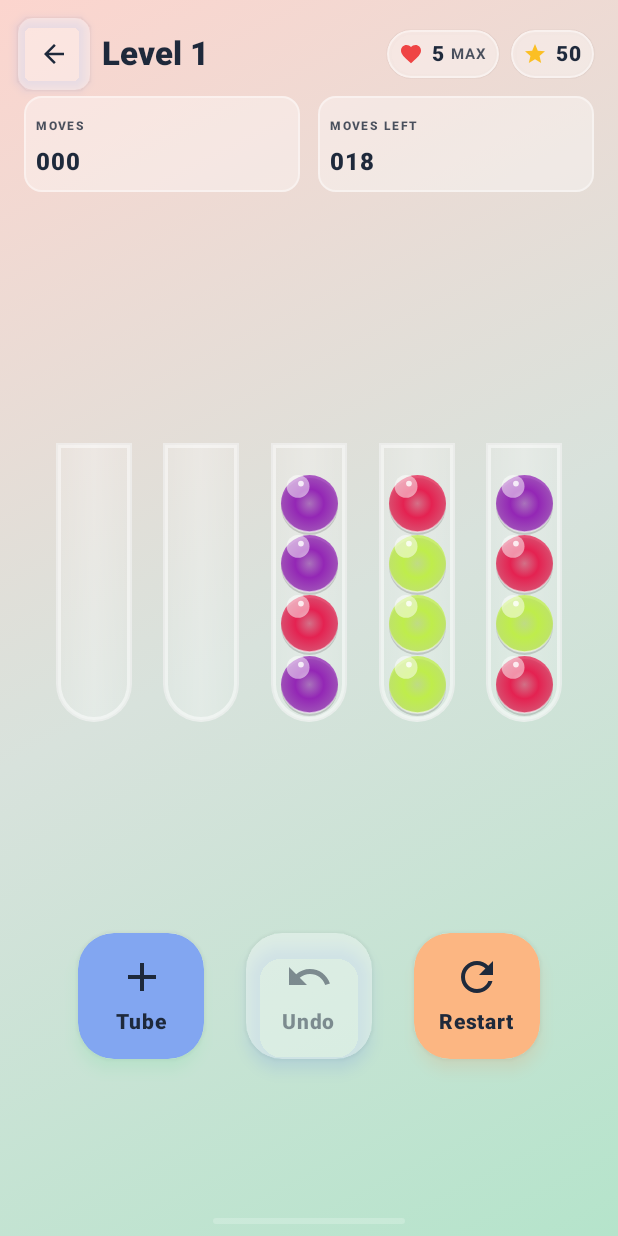
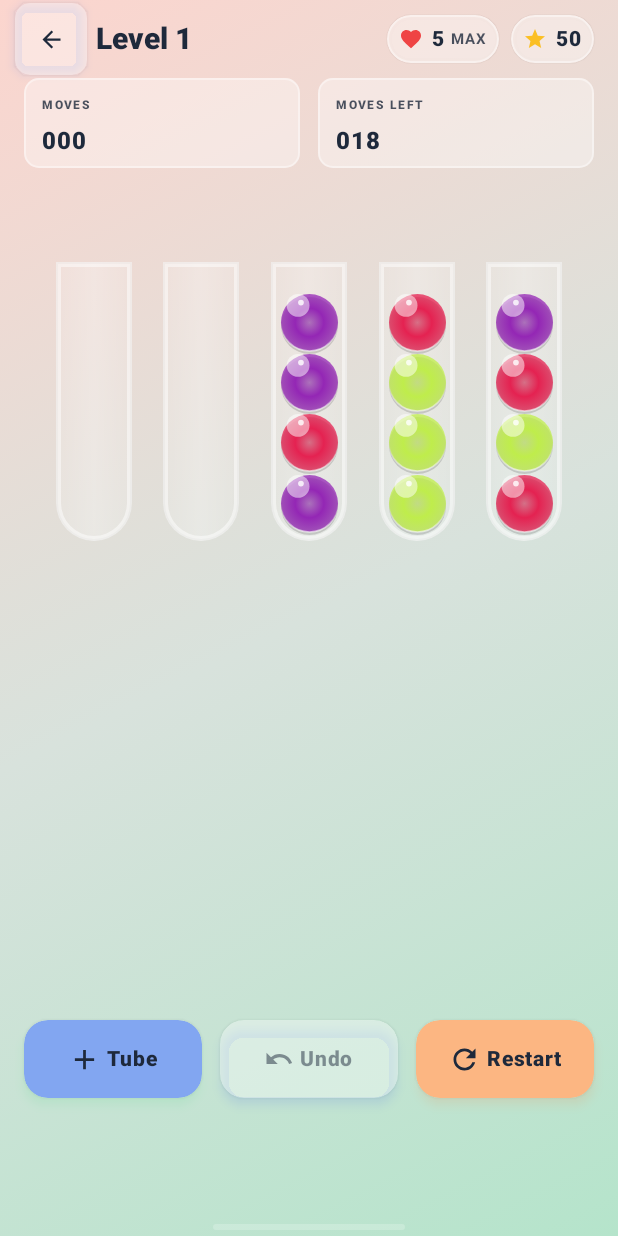
Before and after one commit to Swaraj26/Marble-Sort-Unlimited, an Android app built with Jetpack Compose: the screen it shows after launch (MainActivity), after a tap on an icon or button, on a phone screen of 412 x 824 dp. Run offline under Robolectric (Android 15) with nearby library versions, the light colour scheme and no system bars; our stand-ins replace AdMob, Room's generated code; libraries missing offline, so code that uses them is left out: com.android.billingclient; 3 statements that could not run were skipped; 2 other taps on this screen came first.

Commit message:
Flatter powerup buttons

```diff
--- a/app/build.gradle.kts
+++ b/app/build.gradle.kts
@@ -18,8 +18,8 @@ android {
     applicationId = "com.swarajy.marblesortultimate"
     minSdk = 24
     targetSdk = 36
-    versionCode = 4
-    versionName = "1.4"
+    versionCode = 5
+    versionName = "1.5"
 
     testInstrumentationRunner = "androidx.test.runner.AndroidJUnitRunner"
   }
--- a/app/src/main/java/com/example/MainActivity.kt
+++ b/app/src/main/java/com/example/MainActivity.kt
@@ -81,6 +81,19 @@ import kotlinx.coroutines.flow.StateFlow
 import kotlinx.coroutines.flow.asStateFlow
 import kotlinx.coroutines.flow.update
 
+import androidx.compose.foundation.rememberScrollState
+import androidx.compose.foundation.verticalScroll
+import androidx.compose.animation.AnimatedVisibility
+import androidx.compose.animation.fadeIn
+import androidx.compose.animation.fadeOut
+import androidx.compose.animation.core.rememberInfiniteTransition
+import androidx.compose.animation.core.animateFloat
+import androidx.compose.animation.core.infiniteRepeatable
+import androidx.compose.animation.core.tween
+import androidx.compose.animation.core.EaseInOut
+import androidx.compose.animation.core.RepeatMode
+import androidx.compose.material.icons.filled.KeyboardArrowDown
+
 import androidx.compose.ui.viewinterop.AndroidView
 import androidx.compose.runtime.CompositionLocalProvider
 import androidx.compose.runtime.compositionLocalOf
@@ -543,7 +556,7 @@ class BallSortViewModel(application: Application) : AndroidViewModel(application
         }
 
         val isHardLevel = level % 5 == 0
-        val isBlindLevel = isHardLevel && level >= 10
+        val isBlindLevel = isHardLevel && level >= 100
 
         val baseColors = 3 + (level / 8)
         val numColors = kotlin.math.max(3, baseColors).coerceAtMost(GameColors.size)
@@ -873,9 +886,9 @@ fun RowScope.StatBox(label: String, value: String, palette: ThemePalette) {
     Box(
         modifier = Modifier
             .weight(1f)
-            .background(palette.surfaceContainer, RoundedCornerShape(12.dp))
-            .border(1.dp, Color.White.copy(alpha = 0.4f), RoundedCornerShape(12.dp))
-            .padding(8.dp)
+            .background(palette.surfaceContainer, RoundedCornerShape(10.dp)) // Tighter corners
+            .border(1.dp, Color.White.copy(alpha = 0.4f), RoundedCornerShape(10.dp))
+            .padding(horizontal = 12.dp, vertical = 6.dp) // Reduced vertical padding
     ) {
         Column {
             Text(label, fontSize = 8.sp, color = palette.textPrimary.copy(alpha = 0.8f), fontWeight = FontWeight.ExtraBold, letterSpacing = 1.sp)
@@ -937,10 +950,32 @@ fun MarbleSortScreen(
 
     var showPowerUpDialog by remember { mutableStateOf(PowerUpType.NONE) }
     var showGiveUpDialog by remember { mutableStateOf(false) }
+    var showBlindModeIntro by remember(state.level) {
+        mutableStateOf(state.isBlindMode && state.level == 100)
+    }
     val adManager = LocalAdManager.current
 
     @Suppress("ContextCastToActivity")
     val activity = androidx.activity.compose.LocalActivity.current ?: LocalContext.current as Activity
+
+    if (showBlindModeIntro) {
+        AlertDialog(
+            onDismissRequest = { showBlindModeIntro = false },
+            containerColor = Color.White,
+            titleContentColor = Color(0xFF1E293B),
+            textContentColor = Color(0xFF1E293B),
+            title = { Text("⚠️ Blind Mode Activated!", fontWeight = FontWeight.ExtraBold) },
+            text = { Text("Welcome to the big leagues. From here on out, Boss levels will hide the bottom spheres in the tubes. They will only reveal themselves when they reach the top, or when you completely sort a tube. Good luck!", fontWeight = FontWeight.Medium) },
+            confirmButton = {
+                Button(
+                    onClick = { showBlindModeIntro = false },
+                    colors = ButtonDefaults.buttonColors(containerColor = palette.buttonAccent)
+                ) {
+                    Text("Got it!", color = Color(0xFF1E293B), fontWeight = FontWeight.Bold)
+                }
+            }
+        )
+    }
 
     if (showPowerUpDialog != PowerUpType.NONE) {
         val isUndo = showPowerUpDialog == PowerUpType.UNDO
@@ -1035,11 +1070,11 @@ fun MarbleSortScreen(
         Column(
             modifier = Modifier.fillMaxSize()
         ) {
-            // Header
+            // Header - REDUCED PADDING
             Row(
                 modifier = Modifier
                     .fillMaxWidth()
-                    .padding(top = 16.dp, start = 16.dp, end = 16.dp, bottom = 8.dp),
+                    .padding(top = 8.dp, start = 16.dp, end = 16.dp, bottom = 4.dp), // Tighter top/bottom
                 horizontalArrangement = Arrangement.SpaceBetween,
                 verticalAlignment = Alignment.CenterVertically
             ) {
@@ -1047,16 +1082,17 @@ fun MarbleSortScreen(
                     IconButton(
                         onClick = { viewModel.goHome() },
                         modifier = Modifier
-                            .size(40.dp)
+                            .size(36.dp) // Smaller back button
                             .shadow(4.dp, RoundedCornerShape(10.dp), spotColor = Color(0xFF6B8CE0))
                             .background(palette.surfaceContainer, RoundedCornerShape(10.dp))
                     ) {
-                        Icon(Icons.AutoMirrored.Filled.ArrowBack, contentDescription = "Home", tint = palette.textPrimary, modifier = Modifier.size(20.dp))
+                        Icon(Icons.AutoMirrored.Filled.ArrowBack, contentDescription = "Home", tint = palette.textPrimary, modifier = Modifier.size(18.dp))
                     }
                     Text(
                         text = "Level ${state.level}",
                         color = palette.textPrimary,
                         style = MaterialTheme.typography.titleLarge,
+                        fontSize = 20.sp, // Slightly smaller text
                         fontWeight = FontWeight.ExtraBold
                     )
                 }
@@ -1089,14 +1125,12 @@ fun MarbleSortScreen(
             Row(
                 modifier = Modifier
                     .fillMaxWidth()
-                    .padding(horizontal = 16.dp),
+                    .padding(horizontal = 16.dp, vertical = 4.dp), // Tighter vertical padding
                 horizontalArrangement = Arrangement.spacedBy(12.dp)
             ) {
                 StatBox(label = "MOVES", value = state.moveCount.toString().padStart(3, '0'), palette = palette)
                 StatBox(label = "MOVES LEFT", value = state.movesLeft.toString().padStart(3, '0'), palette = palette)
             }
-
-            Spacer(modifier = Modifier.height(8.dp))
 
             // Grid
             TubeGrid(
@@ -1109,68 +1143,69 @@ fun MarbleSortScreen(
                 onTubeSelect = { viewModel.selectTube(it) }
             )
 
-            Spacer(modifier = Modifier.height(16.dp))
-
-            // Footer - Power Ups
+            Spacer(modifier = Modifier.height(8.dp))
+
+            // Footer - RECTANGULAR Power Ups
             Row(
                 modifier = Modifier
                     .fillMaxWidth()
-                    .padding(horizontal = 24.dp, vertical = 16.dp)
-                    .padding(bottom = 90.dp), // Padding to keep above banner ad and nav bar
-                horizontalArrangement = Arrangement.SpaceEvenly,
+                    .padding(horizontal = 16.dp, vertical = 8.dp)
+                    .padding(bottom = 76.dp), // Keeps it safely above the ad banner
+                horizontalArrangement = Arrangement.spacedBy(12.dp),
                 verticalAlignment = Alignment.CenterVertically
             ) {
                 // Add Tube Power Up
-                IconButton(
-                    onClick = { showPowerUpDialog = PowerUpType.ADD_TUBE },
-                    modifier = Modifier
-                        .size(84.dp)
-                        .shadow(6.dp, RoundedCornerShape(24.dp), spotColor = Color(0xFF76DB9E))
-                        .background(if (!state.isWon && !state.isLost) palette.buttonAccent else palette.surfaceContainer, RoundedCornerShape(24.dp)),
-                    enabled = !state.isWon && !state.isLost
-                ) {
-                    Column(horizontalAlignment = Alignment.CenterHorizontally, verticalArrangement = Arrangement.Center) {
-                        Icon(Icons.Default.Add, contentDescription = "Add Tube", tint = if (!state.isWon && !state.isLost) Color(0xFF1E293B) else palette.textPrimary.copy(alpha = 0.5f), modifier = Modifier.size(32.dp))
-                        Spacer(modifier = Modifier.height(2.dp))
+                Row(
+                    modifier = Modifier
+                        .weight(1f)
+                        .height(52.dp) // Rectangular height instead of 84.dp square
+                        .shadow(4.dp, RoundedCornerShape(16.dp), spotColor = Color(0xFF76DB9E))
+                        .background(if (!state.isWon && !state.isLost) palette.buttonAccent else palette.surfaceContainer, RoundedCornerShape(16.dp))
+                        .clickable(enabled = !state.isWon && !state.isLost) { showPowerUpDialog = PowerUpType.ADD_TUBE },
+                    horizontalArrangement = Arrangement.Center,
+                    verticalAlignment = Alignment.CenterVertically
+                ) {
+                    Icon(Icons.Default.Add, contentDescription = "Add Tube", tint = if (!state.isWon && !state.isLost) Color(0xFF1E293B) else palette.textPrimary.copy(alpha = 0.5f), modifier = Modifier.size(22.dp))
+                    Spacer(modifier = Modifier.width(4.dp))
                     Text("Tube", color = if (!state.isWon && !state.isLost) Color(0xFF1E293B) else palette.textPrimary.copy(alpha = 0.5f), fontSize = 14.sp, fontWeight = FontWeight.ExtraBold)
-                    }
                 }
 
                 // Undo Power Up
                 val isUndoEnabled = state.undoStack.isNotEmpty() && !state.isWon && !state.isLost
-                IconButton(
-                    onClick = { showPowerUpDialog = PowerUpType.UNDO },
-                    modifier = Modifier
-                        .size(84.dp)
-                        .shadow(6.dp, RoundedCornerShape(24.dp), spotColor = Color(0xFF6B8CE0))
-                        .background(if (isUndoEnabled) palette.buttonAccent else palette.surfaceContainer, RoundedCornerShape(24.dp)),
-                    enabled = isUndoEnabled
-                ) {
-                    Column(horizontalAlignment = Alignment.CenterHorizontally, verticalArrangement = Arrangement.Center) {
-                        Icon(Icons.AutoMirrored.Filled.Undo, contentDescription = "Undo", tint = if (isUndoEnabled) Color(0xFF1E293B) else palette.textPrimary.copy(alpha = 0.5f), modifier = Modifier.size(32.dp))
-                        Spacer(modifier = Modifier.height(2.dp))
+                Row(
+                    modifier = Modifier
+                        .weight(1f)
+                        .height(52.dp)
+                        .shadow(4.dp, RoundedCornerShape(16.dp), spotColor = Color(0xFF6B8CE0))
+                        .background(if (isUndoEnabled) palette.buttonAccent else palette.surfaceContainer, RoundedCornerShape(16.dp))
+                        .clickable(enabled = isUndoEnabled) { showPowerUpDialog = PowerUpType.UNDO },
+                    horizontalArrangement = Arrangement.Center,
+                    verticalAlignment = Alignment.CenterVertically
+                ) {
+                    Icon(Icons.AutoMirrored.Filled.Undo, contentDescription = "Undo", tint = if (isUndoEnabled) Color(0xFF1E293B) else palette.textPrimary.copy(alpha = 0.5f), modifier = Modifier.size(20.dp))
+                    Spacer(modifier = Modifier.width(4.dp))
                     Text("Undo", color = if (isUndoEnabled) Color(0xFF1E293B) else palette.textPrimary.copy(alpha = 0.5f), fontSize = 14.sp, fontWeight = FontWeight.ExtraBold)
                 }
-                }
 
                 // Restart / Give Up
-                IconButton(
-                    onClick = { showGiveUpDialog = true },
-                    modifier = Modifier
-                        .size(84.dp)
-                        .shadow(6.dp, RoundedCornerShape(24.dp), spotColor = Color(0xFFE59C69))
-                        .background(Color(0xFFFCB682), RoundedCornerShape(24.dp))
-                ) {
-                    Column(horizontalAlignment = Alignment.CenterHorizontally, verticalArrangement = Arrangement.Center) {
-                        Icon(Icons.Default.Refresh, contentDescription = "Restart", tint = Color(0xFF1E293B), modifier = Modifier.size(32.dp))
-                        Spacer(modifier = Modifier.height(2.dp))
+                Row(
+                    modifier = Modifier
+                        .weight(1f)
+                        .height(52.dp)
+                        .shadow(4.dp, RoundedCornerShape(16.dp), spotColor = Color(0xFFE59C69))
+                        .background(Color(0xFFFCB682), RoundedCornerShape(16.dp))
+                        .clickable { showGiveUpDialog = true },
+                    horizontalArrangement = Arrangement.Center,
+                    verticalAlignment = Alignment.CenterVertically
+                ) {
+                    Icon(Icons.Default.Refresh, contentDescription = "Restart", tint = Color(0xFF1E293B), modifier = Modifier.size(22.dp))
+                    Spacer(modifier = Modifier.width(4.dp))
                     Text("Restart", color = Color(0xFF1E293B), fontSize = 14.sp, fontWeight = FontWeight.ExtraBold)
                 }
             }
-            }
 
             // Bottom Indicator line
-            Box(modifier = Modifier.fillMaxWidth().padding(bottom = 8.dp), contentAlignment = Alignment.Center) {
+            Box(modifier = Modifier.fillMaxWidth().padding(bottom = 4.dp), contentAlignment = Alignment.Center) {
                 Box(modifier = Modifier.width(128.dp).height(4.dp).background(Color.White.copy(alpha = 0.2f), RoundedCornerShape(50)))
             }
         }
@@ -1321,7 +1356,7 @@ fun TubeGrid(
         modifier = modifier
             .fillMaxWidth()
             .padding(horizontal = 16.dp, vertical = 8.dp),
-        contentAlignment = Alignment.Center
+        contentAlignment = Alignment.TopCenter
     ) {
         val screenWidth = maxWidth.value
         val screenHeight = maxHeight.value
@@ -1330,17 +1365,16 @@ fun TubeGrid(
         val columns = maxOf(4, (screenWidth / 75).toInt()).coerceAtMost(8)
         val chunks = tubes.chunked(columns)
 
-        // Calculate required rows
         val rows = chunks.size
-
-        // Base dimensions for a tube + vertical spacing
         val baseTubeHeight = 176f + 48f
 
-        // We calculate a width-based scale and a height-based scale, and pick the smaller one to fit!
         val widthScale = (screenWidth / 360f)
-        val heightScale = if (rows > 0) (screenHeight / (baseTubeHeight * rows)) * 0.95f else 1f
-
-        // Final scale factor ensures it fits vertically and horizontally but limits shrinking
+
+        // UPDATED: Calculate height based on a MAXIMUM of 2 rows.
+        // 1 or 2 rows will shrink to fit the screen. 3+ rows will use the 2-row size and scroll.
+        val visibleRows = minOf(rows, 2)
+        val heightScale = if (visibleRows > 0) (screenHeight / (baseTubeHeight * visibleRows)) * 0.95f else 1f
+
         val scaleFactor = minOf(widthScale, heightScale).coerceIn(0.6f, 1.3f)
 
         val tubeWidth = (48 * scaleFactor).dp
@@ -1350,9 +1384,29 @@ fun TubeGrid(
         val liftOffset = (48 * scaleFactor).dp
         val bottomPadding = (6 * scaleFactor).dp
 
+        val scrollState = rememberScrollState()
+
+        // UPDATED: Auto-hide the scroll indicator
+        var showIndicator by remember(tubes.size) { mutableStateOf(true) }
+
+        LaunchedEffect(tubes.size) {
+            delay(4000) // Hide automatically after 4 seconds
+            showIndicator = false
+        }
+        LaunchedEffect(scrollState.value) {
+            if (scrollState.value > 10) { // Hide instantly if the user starts scrolling
+                showIndicator = false
+            }
+        }
+
+        Box(modifier = Modifier.fillMaxSize()) {
             Column(
                 horizontalAlignment = Alignment.CenterHorizontally,
-            verticalArrangement = Arrangement.spacedBy((48 * scaleFactor).dp)
+                verticalArrangement = Arrangement.spacedBy((48 * scaleFactor).dp),
+                modifier = Modifier
+                    .fillMaxSize()
+                    .verticalScroll(scrollState)
+                    .padding(bottom = 60.dp) // Extra padding so the last row isn't flush with the bottom
             ) {
                 for (chunk in chunks) {
                     Row(
@@ -1379,6 +1433,51 @@ fun TubeGrid(
                     }
                 }
             }
+
+            // Floating, bouncing indicator that appears only if there is off-screen content
+            AnimatedVisibility(
+                visible = scrollState.canScrollForward && showIndicator,
+                enter = fadeIn(),
+                exit = fadeOut(),
+                modifier = Modifier.align(Alignment.BottomCenter)
+            ) {
+                val infiniteTransition = rememberInfiniteTransition(label = "bounce")
+                val yOffset by infiniteTransition.animateFloat(
+                    initialValue = -8f,
+                    targetValue = 8f,
+                    animationSpec = infiniteRepeatable(
+                        animation = tween(800, easing = EaseInOut),
+                        repeatMode = RepeatMode.Reverse
+                    ),
+                    label = "yOffset"
+                )
+
+                Row(
+                    verticalAlignment = Alignment.CenterVertically,
+                    modifier = Modifier
+                        .offset(y = yOffset.dp)
+                        .padding(bottom = 8.dp)
+                        .shadow(8.dp, CircleShape, spotColor = Color.Black.copy(alpha = 0.5f))
+                        .background(palette.surfaceContainer, CircleShape)
+                        .border(1.dp, Color.White.copy(alpha = 0.5f), CircleShape)
+                        .padding(horizontal = 16.dp, vertical = 8.dp)
+                ) {
+                    Text(
+                        text = "Scroll for more",
+                        color = palette.textPrimary,
+                        fontWeight = FontWeight.Bold,
+                        fontSize = 12.sp
+                    )
+                    Spacer(Modifier.width(4.dp))
+                    Icon(
+                        imageVector = Icons.Default.KeyboardArrowDown,
+                        contentDescription = "Scroll Down",
+                        tint = palette.textPrimary,
+                        modifier = Modifier.size(16.dp)
+                    )
+                }
+            }
+        }
     }
 }
 
@@ -1399,6 +1498,7 @@ fun TubeView(
 ) {
     val ringColor = if (isSelected) palette.selectionGlowColor else Color.Transparent
     val totalHeight = tubeHeight + liftOffset
+    val isSortedTube = tube.balls.size == tube.maxCapacity && tube.balls.all { it.color == tube.balls.first().color }
 
     Box(
         contentAlignment = Alignment.BottomCenter,
@@ -1454,7 +1554,7 @@ fun TubeView(
         tube.balls.forEachIndexed { index, ball ->
             val isTop = index == tube.balls.size - 1
             val isLifting = isSelected && isTop
-            val isHidden = isBlindMode && index < 2 && !isTop
+            val isHidden = isBlindMode && index < 2 && !isTop && !isSortedTube
 
             val targetY = -(index * ballSpacing.value + bottomPadding.value).dp - if (isLifting) liftOffset else 0.dp
             val yOffset by animateDpAsState(
--- a/gradle/libs.versions.toml
+++ b/gradle/libs.versions.toml
@@ -1,5 +1,5 @@
 [versions]
-agp = "8.8.0"
+agp = "8.13.2"
 coreKtx = "1.15.0"
 junit = "4.13.2"
 junitVersion = "1.3.0"
```
Lines whose indentation alone changed are shown as unchanged.
